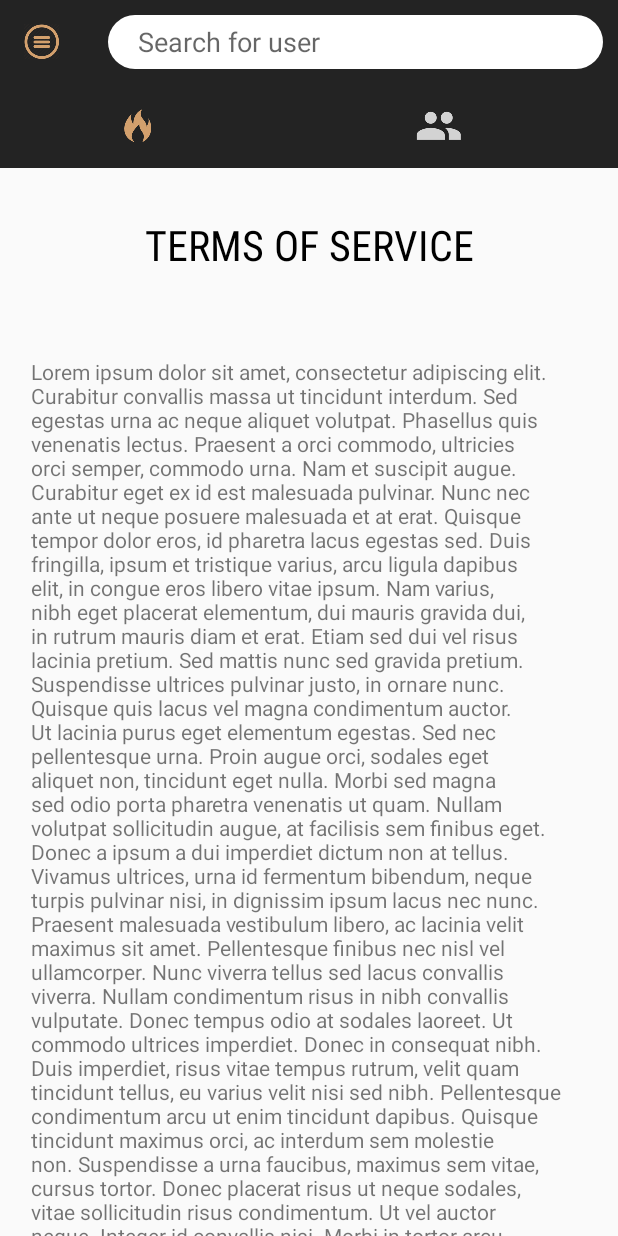
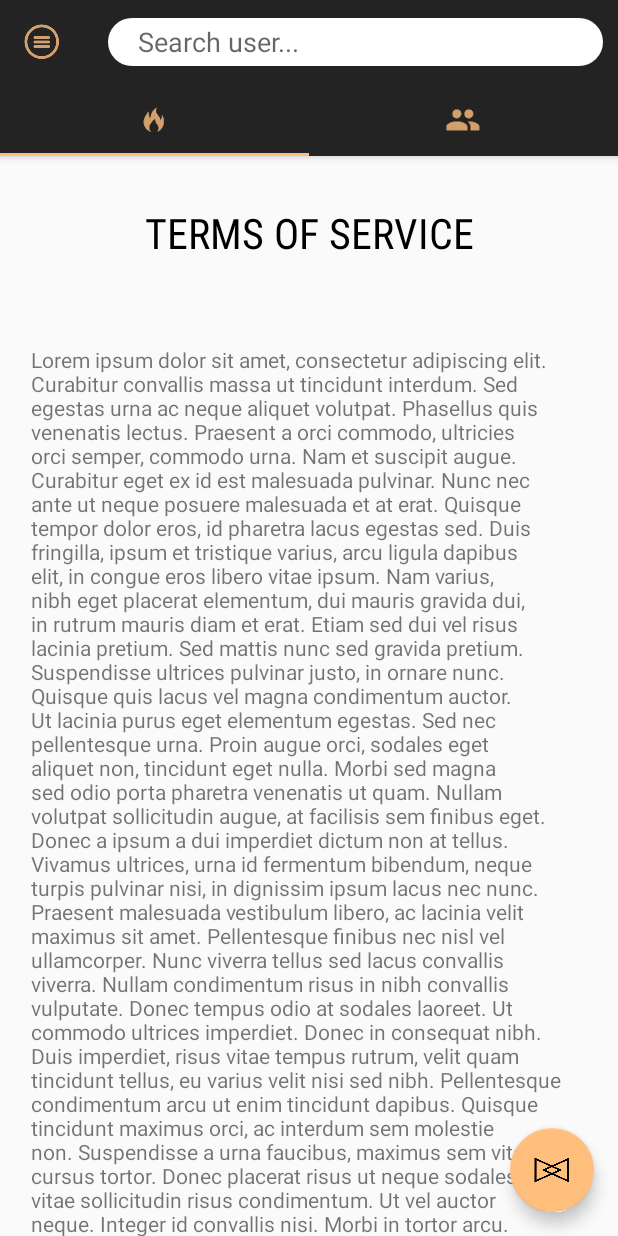
Before and after one commit to rmcreyes/clothing-app, an Android app: the FeedActivity screen opened directly, with no data from a screen before it, on a phone screen of 412 x 824 dp. Run offline under Robolectric (Android 15) with nearby library versions, the phone set to English and light mode, and no system bars.

Commit message:
collapsing actionbar implemented

```diff
--- a/app/src/main/java/rmcreyes/clothing_app/feed_module/FeedActivity.java
+++ b/app/src/main/java/rmcreyes/clothing_app/feed_module/FeedActivity.java
@@ -1,5 +1,6 @@
 package rmcreyes.clothing_app.feed_module;
 
+import android.support.design.widget.TabLayout;
 import android.support.v4.view.GravityCompat;
 import android.support.v4.view.ViewPager;
 import android.support.v4.widget.DrawerLayout;
@@ -19,7 +20,7 @@ public class FeedActivity extends AppCompatActivity {
     private Toolbar search_bar;
     private FeedCollectionPagerAdapter pagerAdapter;
     private ViewPager viewPager;
-    private ImageButton trending_btn, following_btn;
+    private TabLayout tab_bar;
 
     @Override
     protected void onCreate(Bundle savedInstanceState) {
@@ -30,8 +31,7 @@ public class FeedActivity extends AppCompatActivity {
 
         drawerLayout= findViewById(R.id.drawer_layout);
         search_bar = findViewById(R.id.search_bar);
-        trending_btn = findViewById(R.id.trending_btn);
-        following_btn = findViewById(R.id.following_btn);
+        tab_bar = findViewById(R.id.tab_bar);
 
         // set up drawer button
         setSupportActionBar(search_bar);
@@ -44,53 +44,11 @@ public class FeedActivity extends AppCompatActivity {
         pagerAdapter = new FeedCollectionPagerAdapter(getSupportFragmentManager());
         viewPager = (ViewPager) findViewById(R.id.pager);
         viewPager.setAdapter(pagerAdapter);
+        tab_bar.setupWithViewPager(viewPager);
 
-        // allow the trending button and following button to manipulate
-        // the state of the viewpager, and change its drawable resource
-        // to indicate the change on the tabs
-        trending_btn.setOnClickListener(new View.OnClickListener() {
-            @Override
-            public void onClick(View v) {
-                trending_btn.setBackgroundResource(R.drawable.ic_fire_prime);
-                following_btn.setBackgroundResource(R.drawable.ic_follow_white);
-                viewPager.setCurrentItem(0);
-            }
-        });
+        tab_bar.getTabAt(0).setIcon(R.drawable.ic_fire_prime);
+        tab_bar.getTabAt(1).setIcon(R.drawable.ic_follow_prime);
 
-        following_btn.setOnClickListener(new View.OnClickListener() {
-            @Override
-            public void onClick(View v) {
-                trending_btn.setBackgroundResource(R.drawable.ic_fire_white);
-                following_btn.setBackgroundResource(R.drawable.ic_follow_prime);
-                viewPager.setCurrentItem(1);
-            }
-        });
-
-        // add a page change listener to the viewpager so the tabs react to swipe
-        // gestures when changing tabs
-        viewPager.addOnPageChangeListener(new ViewPager.OnPageChangeListener() {
-            @Override
-            public void onPageScrolled(int position, float positionOffset, int positionOffsetPixels) {
-
-            }
-
-            @Override
-            public void onPageSelected(int position) {
-                if(position == 0) {
-                    trending_btn.setBackgroundResource(R.drawable.ic_fire_prime);
-                    following_btn.setBackgroundResource(R.drawable.ic_follow_white);
-                }
-                else if(position == 1) {
-                    trending_btn.setBackgroundResource(R.drawable.ic_fire_white);
-                    following_btn.setBackgroundResource(R.drawable.ic_follow_prime);
-                }
-            }
-
-            @Override
-            public void onPageScrollStateChanged(int state) {
-
-            }
-        });
 
 
 
--- a/app/src/main/java/rmcreyes/clothing_app/feed_module/FeedCollectionPagerAdapter.java
+++ b/app/src/main/java/rmcreyes/clothing_app/feed_module/FeedCollectionPagerAdapter.java
@@ -25,6 +25,7 @@ public class FeedCollectionPagerAdapter extends FragmentStatePagerAdapter {
     public FeedCollectionPagerAdapter(FragmentManager fm) {
         super(fm);
         FragmentList = new ArrayList<Fragment>();
+
         FragmentList.add(new TermsFragment());
         FragmentList.add(new ForgotPasswordFragment());
     }
@@ -38,6 +39,7 @@ public class FeedCollectionPagerAdapter extends FragmentStatePagerAdapter {
             return new ForgotPasswordFragment();
     }
 
+
     @Override
     public int getCount() {
         return FragmentList.size();
--- a/app/src/main/res/layout/activity_feed.xml
+++ b/app/src/main/res/layout/activity_feed.xml
@@ -7,101 +7,66 @@
     android:layout_height="match_parent"
     tools:context="rmcreyes.clothing_app.feed_module.FeedActivity">
 
-    <android.support.constraint.ConstraintLayout
-        android:id="@+id/constraint_layout"
+    <android.support.design.widget.CoordinatorLayout
+        android:id="@+id/coordinator_layout"
         android:layout_width="match_parent"
-        android:layout_height="match_parent"
-        android:orientation="horizontal" >
+        android:layout_height="match_parent">
+
+        <android.support.design.widget.AppBarLayout
+            android:id="@+id/appbar"
+            android:layout_width="match_parent"
+            android:layout_height="wrap_content"
+            android:theme="@style/Theme.AppCompat.Light.NoActionBar">
 
             <android.support.v7.widget.Toolbar
                 android:id="@+id/search_bar"
                 android:layout_width="match_parent"
                 android:layout_height="?attr/actionBarSize"
                 android:background="@color/colorTabBar"
-            android:theme="@style/ThemeOverlay.AppCompat.ActionBar"
-            app:layout_constraintEnd_toEndOf="parent"
-            app:layout_constraintStart_toStartOf="parent"
-            app:layout_constraintTop_toTopOf="parent">
+                app:popupTheme="@style/ThemeOverlay.AppCompat.Light"
+                app:layout_scrollFlags="scroll|enterAlways|snap">
 
                 <EditText
+                    android:hint="Search user..."
                     android:layout_width="match_parent"
                     android:layout_height="match_parent"
+                    android:background="@drawable/capsule_btn"
+                    android:layout_marginTop="12dp"
+                    android:layout_marginBottom="12dp"
                     android:layout_marginRight="10dp"
-                android:layout_marginEnd="10dp"
-                android:layout_marginTop="10dp"
-                android:layout_marginBottom="10dp"
-                android:background="@drawable/capsule_btn"
-                android:hint="Search for user"
-                android:padding="5dp"
-                android:paddingLeft="20dp"
-                android:paddingStart="20dp" />
-        </android.support.v7.widget.Toolbar>
-
-        <android.support.v7.widget.Toolbar
-            android:id="@+id/tab_bar"
-            android:layout_width="match_parent"
-            android:layout_height="?attr/actionBarSize"
-            android:background="@color/colorTabBar"
-            app:layout_constraintEnd_toEndOf="parent"
-            app:layout_constraintStart_toStartOf="parent"
-            app:layout_constraintTop_toBottomOf="@+id/search_bar">
-
-            <android.support.constraint.ConstraintLayout
-                android:id="@+id/tab_container"
-                android:layout_width="fill_parent"
-                android:layout_height="match_parent">
-
-
-                <ImageButton
-                    android:id="@+id/trending_btn"
-                    android:layout_width="wrap_content"
-                    android:layout_height="wrap_content"
-                    android:layout_marginBottom="8dp"
-                    android:layout_marginStart="60dp"
-                    android:layout_marginLeft="60dp"
-                    android:layout_marginTop="8dp"
-                    android:background="@drawable/ic_fire_prime"
-                    app:layout_constraintBottom_toBottomOf="parent"
-                    app:layout_constraintStart_toStartOf="parent"
-                    app:layout_constraintTop_toTopOf="parent" />
-
-                <ImageButton
-                    android:id="@+id/following_btn"
-                    android:layout_width="wrap_content"
-                    android:layout_height="wrap_content"
-                    android:layout_marginBottom="8dp"
-                    android:layout_marginEnd="8dp"
-                    android:layout_marginStart="8dp"
-                    android:layout_marginTop="8dp"
-                    android:background="@drawable/ic_follow_white"
-                    app:layout_constraintBottom_toBottomOf="parent"
-                    app:layout_constraintEnd_toEndOf="parent"
-                    app:layout_constraintHorizontal_bias="0.726"
-                    app:layout_constraintStart_toStartOf="parent"
-                    app:layout_constraintTop_toTopOf="parent" />
-            </android.support.constraint.ConstraintLayout>
+                    android:paddingLeft="20dp"/>
 
             </android.support.v7.widget.Toolbar>
 
-        <LinearLayout
-            android:id="@+id/fragment_container"
+            <android.support.design.widget.TabLayout
+                android:id="@+id/tab_bar"
                 android:layout_width="match_parent"
-            android:layout_height="0dp"
-            android:orientation="horizontal"
-            app:layout_constraintBottom_toBottomOf="parent"
-            app:layout_constraintEnd_toEndOf="parent"
-            app:layout_constraintStart_toStartOf="parent"
-            app:layout_constraintTop_toBottomOf="@+id/tab_bar">
+                android:layout_height="wrap_content"
+                android:background="@color/colorTabBar"
+                app:tabIndicatorColor="@color/colorPrimary">
+
+            </android.support.design.widget.TabLayout>
+
+        </android.support.design.widget.AppBarLayout>
 
         <android.support.v4.view.ViewPager
             android:id="@+id/pager"
             android:layout_width="match_parent"
-                android:layout_height="match_parent">
+            android:layout_height="match_parent"
+            app:layout_behavior="@string/appbar_scrolling_view_behavior">
 
         </android.support.v4.view.ViewPager>
 
-        </LinearLayout>
-    </android.support.constraint.ConstraintLayout>
+        <android.support.design.widget.FloatingActionButton
+            android:layout_width="wrap_content"
+            android:layout_height="wrap_content"
+            android:layout_gravity="end|bottom"
+            android:layout_margin="16dp"
+            android:background="@color/colorPrimary"
+            android:src="@drawable/concord_icon"
+            app:backgroundTint="@color/colorPrimary" />
+
+    </android.support.design.widget.CoordinatorLayout>
 
     <android.support.design.widget.NavigationView
         android:id="@+id/nav_view"
```
Lines whose indentation alone changed are shown as unchanged.
